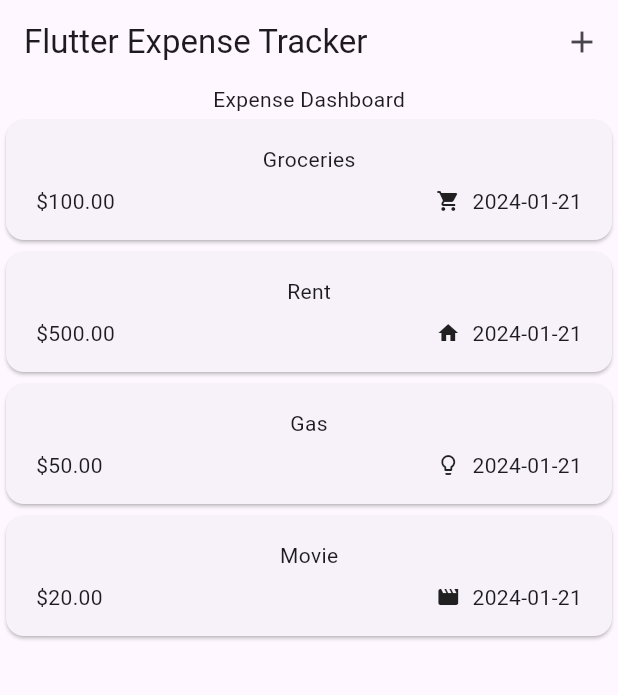
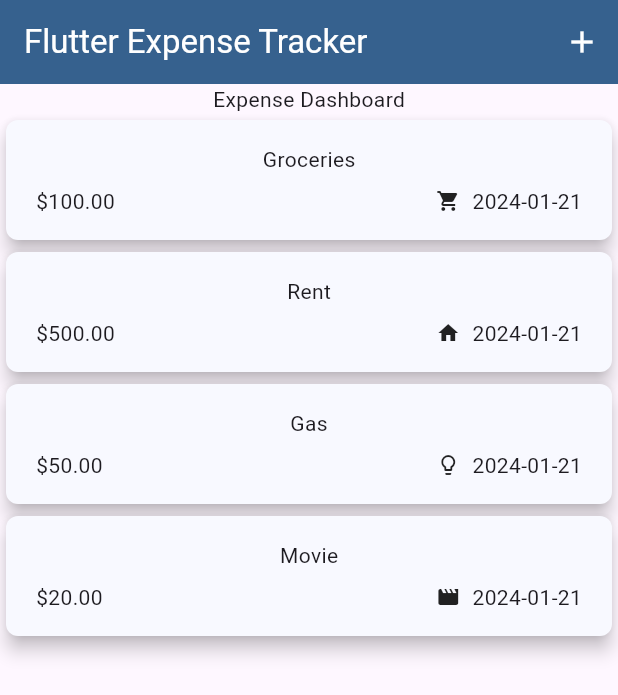
Before and after one commit to ravraw/flutter_expense_tracker, a Flutter app: the screen it shows after launch, on a phone screen of 412 x 824 dp. Shown: the top 695 px of the screen. Run offline on Flutter 3.47's test engine with Material 3 defaults, Android fonts, the phone set to English and light mode, and no system bars.

Commit message:
Updated main theme

```diff
--- a/lib/main.dart
+++ b/lib/main.dart
@@ -1,9 +1,30 @@
 import 'package:flutter/material.dart';
 import 'package:flutter_expense_tracker/expense_tracker.dart';
 
+var kColorScheme = ColorScheme.fromSeed(
+  seedColor: Colors.blue,
+  brightness: Brightness.light,
+);
+
 main() {
-  runApp(const MaterialApp(
+  runApp(MaterialApp(
     debugShowCheckedModeBanner: false,
-    home: ExpenseTracker(),
+    title: "Expense Tracker",
+    theme: ThemeData().copyWith(
+      useMaterial3: true,
+      colorScheme: kColorScheme,
+      appBarTheme: const AppBarTheme().copyWith(
+        backgroundColor: kColorScheme.primary,
+        foregroundColor: kColorScheme.onPrimary,
+      ),
+      cardTheme: CardTheme(
+        color: kColorScheme.surface,
+        elevation: 5,
+        shape: RoundedRectangleBorder(
+          borderRadius: BorderRadius.circular(8),
+        ),
+      ),
+    ),
+    home: const ExpenseTracker(),
   ));
 }
```
